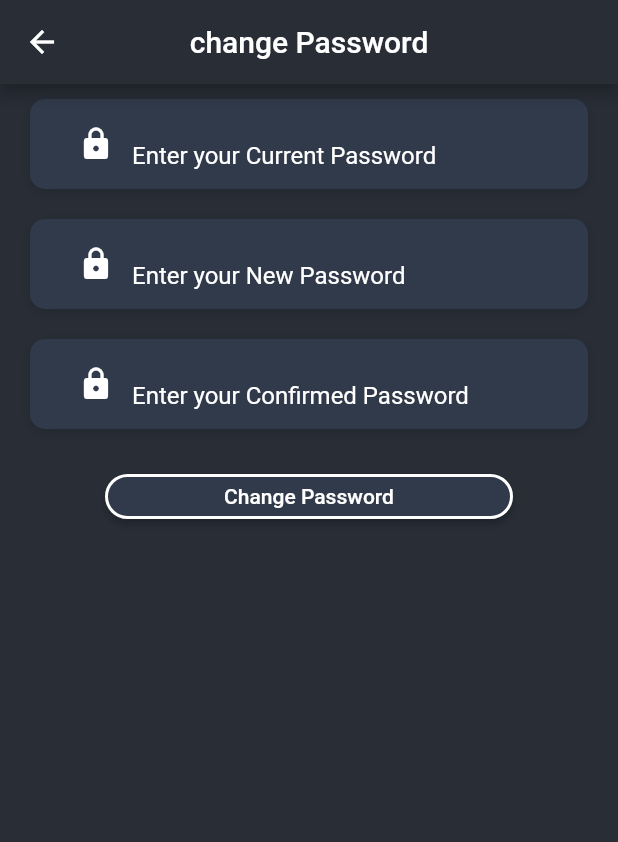
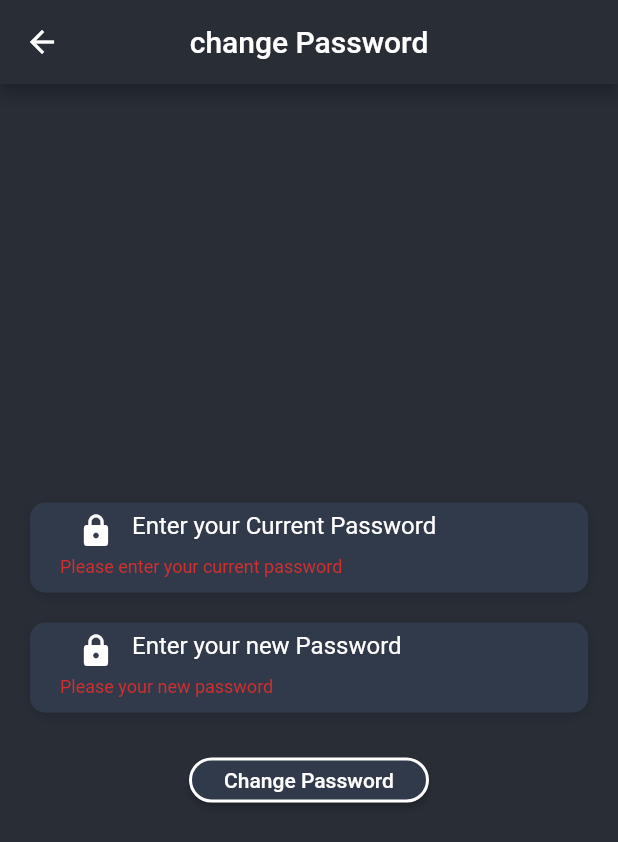
Before and after one commit to thirtsa-t/flutter-chat-app, a Flutter app: the ChangePassword screen opened directly, after a tap on "Change Password", on a phone screen of 412 x 824 dp. Shown: the top 842 px of the screen. Run offline on Flutter 3.47's test engine with Material 2 defaults, Android fonts, the phone set to English and light mode, and no system bars; our stand-ins replace dio, readmore; Roboto replaces fonts that are missing (OpenSans).

Commit message:
change password

```diff
--- a/lib/07_profile/changepassword.dart
+++ b/lib/07_profile/changepassword.dart
@@ -1,7 +1,28 @@
+
+
+import 'dart:convert';
+
+import 'package:dio/dio.dart';
+import 'package:flutter/cupertino.dart';
 import 'package:flutter/material.dart';
+import 'package:ui/07_profile/updateprofile.dart';
 import 'package:ui/utilities/constants.dart';
+import 'package:http/http.dart' as http;
+import 'package:ui/screens/bottom_nav_screen.dart';
 
 class ChangePassword extends StatelessWidget {
+   TextEditingController _member_id = TextEditingController();
+  TextEditingController _current_password = TextEditingController();
+  TextEditingController _new_password= TextEditingController();
+
+
+
+
+   final GlobalKey<FormState> _formkey = GlobalKey<FormState>();
+
+  late BuildContext context;
+
+
   @override
   Widget build(BuildContext context) {
 
@@ -12,7 +33,15 @@ class ChangePassword extends StatelessWidget {
          centerTitle: true,
         title: Text("change Password"),
       ),
-        body: ListView(children: <Widget>[
+        body: Center(
+      child: SingleChildScrollView(
+          child: Form(
+            key: _formkey,
+            child: Column(
+              mainAxisAlignment: MainAxisAlignment.center,
+              children: <Widget> [
+
+
 
           Container(
              margin: EdgeInsets.only(top: 10.0, bottom: 10.0, right: 20.0, left: 20.0),
@@ -21,13 +50,15 @@ class ChangePassword extends StatelessWidget {
               alignment: Alignment.centerLeft,
               decoration: kBoxDecorationStyle,
               height: 60.0,
-              child: TextField(
-                keyboardType: TextInputType.emailAddress,
+              child:  TextFormField(
+                 controller: _current_password,
+                keyboardType: TextInputType.text,
                 style: TextStyle(
                   color: Colors.white,
                   fontFamily: 'OpenSans',
                 ),
                 decoration: InputDecoration(
+
                   border: InputBorder.none,
                   contentPadding: EdgeInsets.only(top: 14.0),
                   prefixIcon: Icon(
@@ -37,6 +68,14 @@ class ChangePassword extends StatelessWidget {
                   hintText: 'Enter your Current Password',
                   hintStyle: kHintTextStyle,
                 ),
+                validator: (value) {
+                 if (value == null || value.isEmpty) {
+                    return "Please enter your current password";
+                  }
+
+                  return null;
+                },
+                 onSaved: (current_password) {},
               ),
             ),
 
@@ -48,49 +87,62 @@ class ChangePassword extends StatelessWidget {
               alignment: Alignment.centerLeft,
               decoration: kBoxDecorationStyle,
               height: 60.0,
-          child: TextField(
-            keyboardType: TextInputType.emailAddress,
+              child: TextFormField(
+                 controller: _new_password,
+                keyboardType: TextInputType.text,
                 style: TextStyle(
                   color: Colors.white,
                   fontFamily: 'OpenSans',
                 ),
                 decoration: InputDecoration(
+
                   border: InputBorder.none,
                   contentPadding: EdgeInsets.only(top: 14.0),
                   prefixIcon: Icon(
                     Icons.lock,
+
                     color: Colors.white,
                   ),
-              hintText: 'Enter your New Password',
+                  hintText: 'Enter your new Password',
                   hintStyle: kHintTextStyle,
+
+                ),
+                validator: (value) {
+                 if (value == null || value.isEmpty) {
+                    return "Please your new password";
+                  }
+
+                  return null;
+                },
+                 onSaved: (new_password) {},
               ),
             ),
-        ),
-             Container(
-                margin: EdgeInsets.only(top: 10.0, bottom: 10.0, right: 20.0, left: 20.0),
-                  padding:
-                      EdgeInsets.symmetric(horizontal: 20.0, vertical: 10.0),
-          alignment: Alignment.centerLeft,
-          decoration: kBoxDecorationStyle,
-          height: 60.0,
-          child: TextField(
-            keyboardType: TextInputType.emailAddress,
-            style: TextStyle(
-              color: Colors.white,
-              fontFamily: 'OpenSans',
-            ),
-            decoration: InputDecoration(
-              border: InputBorder.none,
-              contentPadding: EdgeInsets.only(top: 14.0),
-              prefixIcon: Icon(
-                Icons.lock,
-                color: Colors.white,
-              ),
-              hintText: 'Enter your Confirmed Password',
-              hintStyle: kHintTextStyle,
-            ),
-          ),
-        ),
+
+        //      Container(
+        //         margin: EdgeInsets.only(top: 10.0, bottom: 10.0, right: 20.0, left: 20.0),
+        //           padding:
+        //               EdgeInsets.symmetric(horizontal: 20.0, vertical: 10.0),
+        //   alignment: Alignment.centerLeft,
+        //   decoration: kBoxDecorationStyle,
+        //   height: 60.0,
+        //   child: TextField(
+        //     keyboardType: TextInputType.emailAddress,
+        //     style: TextStyle(
+        //       color: Colors.white,
+        //       fontFamily: 'OpenSans',
+        //     ),
+        //     decoration: InputDecoration(
+        //       border: InputBorder.none,
+        //       contentPadding: EdgeInsets.only(top: 14.0),
+        //       prefixIcon: Icon(
+        //         Icons.lock,
+        //         color: Colors.white,
+        //       ),
+        //       hintText: 'Enter your Confirmed Password',
+        //       hintStyle: kHintTextStyle,
+        //     ),
+        //   ),
+        // ),
                          Container(
                            margin: EdgeInsets.only(top: 10.0, bottom: 10.0, right: 50.0, left: 50.0),
                   padding:
@@ -100,7 +152,17 @@ class ChangePassword extends StatelessWidget {
 
                   child: RaisedButton(
                     color:const Color(0xff313a4a),
-                    onPressed: () {},
+                    onPressed: () {
+
+
+                       if (_formkey.currentState!.validate()) {
+                        ChangePasswordUser();
+                        print("Successful");
+                      } else {
+                        print("Unsuccessfull");
+                      }
+                    },
+
                     shape: RoundedRectangleBorder(
                         borderRadius: BorderRadius.circular(50.0),
                         side: BorderSide(color: Colors.white, width: 2)),
@@ -116,10 +178,78 @@ class ChangePassword extends StatelessWidget {
 
 
 
-
+          )
+      )
+        )
 
     );
 
 
   }
+
+
+   Future ChangePasswordUser() async {
+    // url to registration php script
+    print("submitting");
+    // var url = Uri.http(
+    //     'klabapp.klabstartupsacademy.rw', '/api/members/register.php', {'q': '{http}'});
+
+    // //json maping user entered details
+    // Map mapeddate = {
+    //   'category_id': "1",
+    //   'member_fname': _fname.text,
+    //   'member_lname': _lname.text,
+    //   'member_email': _email.text,
+    //   'member_phone': _phone.text,
+    //   'member_password': _password.text
+    // };
+    // //send  data using http post to our php code
+    // http.Response reponse = await http.post(url, body: mapeddate);
+
+    //getting response from php code, here
+   var response = await Dio(BaseOptions(
+    )).post("https://klabapp.klabstartupsacademy.rw/api/profile/changePassword",data: FormData.fromMap({
+ 'member_id': '5',
+  'current_password': _current_password.text,
+  'new_password': _new_password.text,
+    }));
+     print(response);
+
+     if (response.data['code'] == 200) {
+      var message = response.data['message'];
+      print(message);
+
+
+         final snackBar = SnackBar(
+        content: Text(message),
+        action: SnackBarAction(
+          label: 'password changed',
+          onPressed: () {
+            Navigator.push(context,
+                CupertinoPageRoute(builder: (context) => UpdateProfile ()));
+            // Some code to undo the change.
+          },
+        ),
+      );
+
+      ScaffoldMessenger.of(context).showSnackBar(snackBar);
+      Navigator.push(
+          context, CupertinoPageRoute(builder: (context) =>UpdateProfile()));
+    } else {
+      var message =  response.data['message'];
+      print(message);
+
+      final snackBar = SnackBar(
+        content: Text(message),
+        action: SnackBarAction(
+          label: 'password changed',
+          onPressed: () {
+            // Some code to undo the change.
+          },
+        ),
+      );
+
+      ScaffoldMessenger.of(context).showSnackBar(snackBar);
     }
+  }
+}
--- a/lib/Authentication/inputdecoration.dart
+++ b/lib/Authentication/inputdecoration.dart
@@ -3,7 +3,6 @@ import 'package:flutter/material.dart';
 InputDecoration buildInputDecoration(IconData icons, String hinttext) {
   return InputDecoration(
     hintText: hinttext,
-
     prefixIcon: Icon(icons),
     focusedBorder: OutlineInputBorder(
       borderRadius: BorderRadius.circular(25.0),
--- a/lib/screens/chat_screen.dart
+++ b/lib/screens/chat_screen.dart
@@ -15,6 +15,7 @@ class _ChatScreenState extends State<ChatScreen> {
   get style => null;
 
   _buildMessage(Message message, bool isMe) {
+
     final Container msg = Container(
       margin: isMe
           ? EdgeInsets.only(
--- a/lib/widgets/recent_charts.dart
+++ b/lib/widgets/recent_charts.dart
@@ -9,7 +9,9 @@ class RecentChats extends StatelessWidget {
   Widget build(BuildContext context) {
       backgroundColor: Color(0xff282d36);
     return Expanded(
-     child: Container(
+
+    child: Container(
+
         decoration: BoxDecoration(
           color: Color(0xff282d36),
           borderRadius: BorderRadius.only(
```
Also changed, not shown: lib/07_profile/body.dart (+27 -25 lines). Lines whose indentation alone changed are shown as unchanged.
